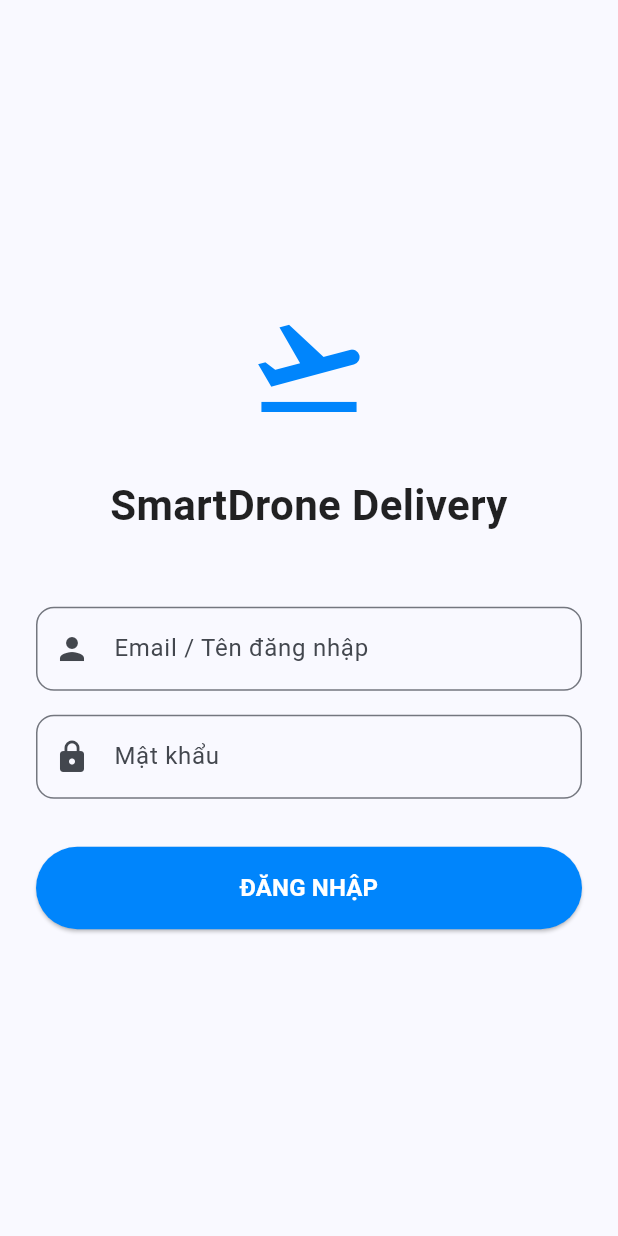
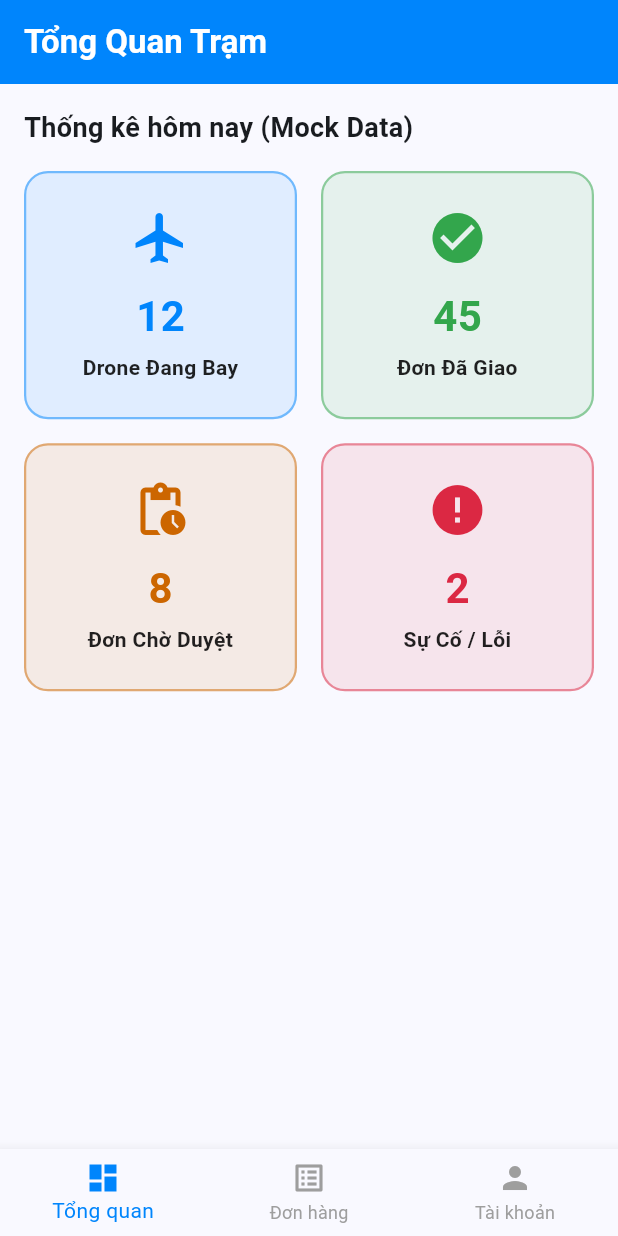
Before and after one commit to YaFhun06/AI-Drone-Delivery, a Flutter app: the screen it shows after launch, after a tap on "ĐĂNG NHẬP", on a phone screen of 412 x 824 dp. Run offline on Flutter 3.47's test engine with Material 3 defaults, Android fonts, the phone set to English and light mode, and no system bars.

Commit message:
Hoàn thành khung giao diện Dashboard

```diff
--- /dev/null
+++ b/drone_delivery_app/lib/screens/dashboard_screen.dart
@@ -0,0 +1,84 @@
+import 'package:flutter/material.dart';
+
+class DashboardScreen extends StatelessWidget {
+  const DashboardScreen({super.key});
+
+  @override
+  Widget build(BuildContext context) {
+    return Scaffold(
+      appBar: AppBar(
+        title: const Text(
+          'Tổng Quan Trạm',
+          style: TextStyle(fontWeight: FontWeight.bold, color: Colors.white),
+        ),
+        backgroundColor: const Color(0xFF0085FC), // Màu Blue Tech
+        elevation: 0,
+      ),
+      body: Padding(
+        padding: const EdgeInsets.all(16.0),
+        child: Column(
+          crossAxisAlignment: CrossAxisAlignment.start,
+          children: [
+            const Text(
+              'Thống kê hôm nay (Mock Data)',
+              style: TextStyle(fontSize: 18, fontWeight: FontWeight.bold),
+            ),
+            const SizedBox(height: 16),
+            Expanded(
+              child: GridView.count(
+                crossAxisCount: 2,
+                crossAxisSpacing: 16,
+                mainAxisSpacing: 16,
+                childAspectRatio: 1.1,
+                children: [
+                  _buildStatCard('Drone Đang Bay', '12', const Color(0xFF0085FC), Icons.flight), // Primary
+                  _buildStatCard('Đơn Đã Giao', '45', const Color(0xFF33A64C), Icons.check_circle), // Success
+                  _buildStatCard('Đơn Chờ Duyệt', '8', const Color(0xFFCC6600), Icons.pending_actions), // Accent
+                  _buildStatCard('Sự Cố / Lỗi', '2', const Color(0xFFDB2843), Icons.error), // Error
+                ],
+              ),
+            ),
+          ],
+        ),
+      ),
+      // Thanh điều hướng dưới cùng (Bottom Navigation)
+      bottomNavigationBar: BottomNavigationBar(
+        selectedItemColor: const Color(0xFF0085FC),
+        unselectedItemColor: Colors.grey,
+        items: const [
+          BottomNavigationBarItem(icon: Icon(Icons.dashboard), label: 'Tổng quan'),
+          BottomNavigationBarItem(icon: Icon(Icons.list_alt), label: 'Đơn hàng'),
+          BottomNavigationBarItem(icon: Icon(Icons.person), label: 'Tài khoản'),
+        ],
+      ),
+    );
+  }
+
+  // Hàm hỗ trợ vẽ Thẻ thống kê
+  Widget _buildStatCard(String title, String value, Color color, IconData icon) {
+    return Container(
+      decoration: BoxDecoration(
+        color: color.withOpacity(0.1),
+        borderRadius: BorderRadius.circular(16),
+        border: Border.all(color: color.withOpacity(0.5), width: 1.5),
+      ),
+      child: Column(
+        mainAxisAlignment: MainAxisAlignment.center,
+        children: [
+          Icon(icon, size: 40, color: color),
+          const SizedBox(height: 12),
+          Text(
+            value,
+            style: TextStyle(fontSize: 28, fontWeight: FontWeight.bold, color: color),
+          ),
+          const SizedBox(height: 4),
+          Text(
+            title,
+            textAlign: TextAlign.center,
+            style: TextStyle(fontSize: 14, fontWeight: FontWeight.w600, color: Colors.black87),
+          ),
+        ],
+      ),
+    );
+  }
+}
--- a/drone_delivery_app/lib/screens/login_screen.dart
+++ b/drone_delivery_app/lib/screens/login_screen.dart
@@ -1,4 +1,5 @@
 import 'package:flutter/material.dart';
+import 'dashboard_screen.dart'; // Đã thêm thư viện để chuyển trang
 
 class LoginScreen extends StatelessWidget {
   const LoginScreen({super.key});
@@ -61,7 +62,11 @@ class LoginScreen extends StatelessWidget {
               // Nút Đăng nhập
               ElevatedButton(
                 onPressed: () {
-                  // TODO: Xử lý chuyển trang sau khi đăng nhập
+                  // Chuyển sang màn hình Dashboard
+                  Navigator.pushReplacement(
+                    context,
+                    MaterialPageRoute(builder: (context) => const DashboardScreen()),
+                  );
                 },
                 style: ElevatedButton.styleFrom(
                   backgroundColor: const Color(0xFF0085FC), // Màu Blue Tech
@@ -79,10 +84,10 @@ class LoginScreen extends StatelessWidget {
                   ),
                 ),
               ),
-            ],
-          ),
-        ),
-      ),
-    );
+            ], // Đóng children của Column
+          ), // Đóng Column
+        ), // Đóng Padding
+      ), // Đóng Center
+    ); // Đóng Scaffold
   }
 }
```
